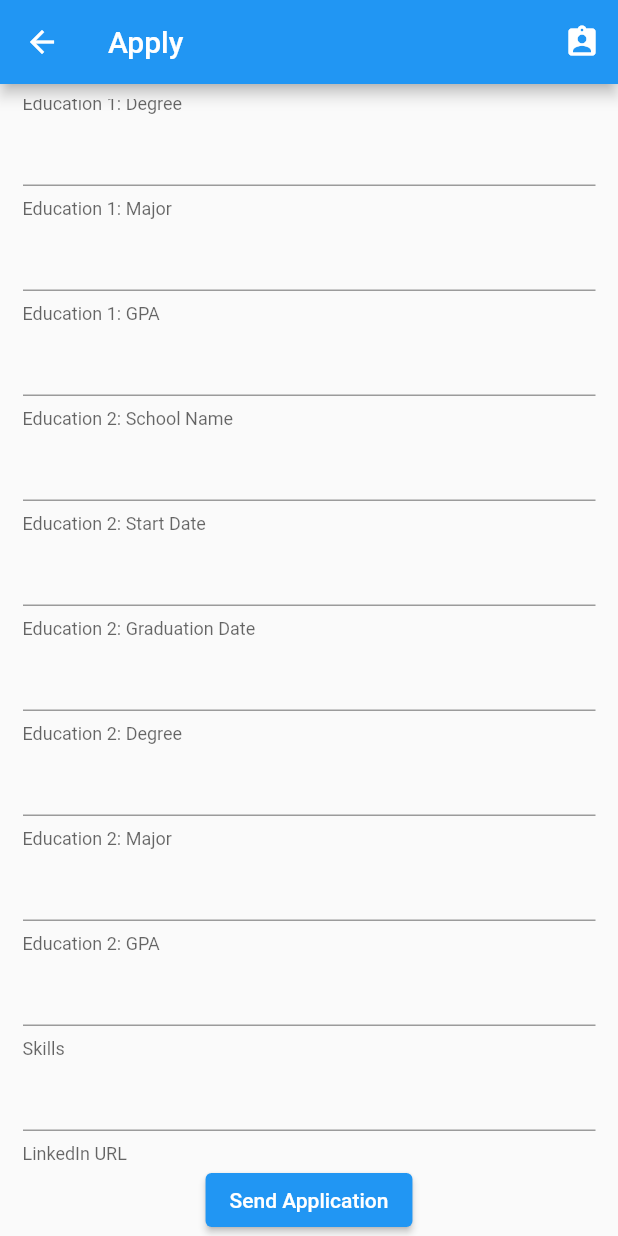
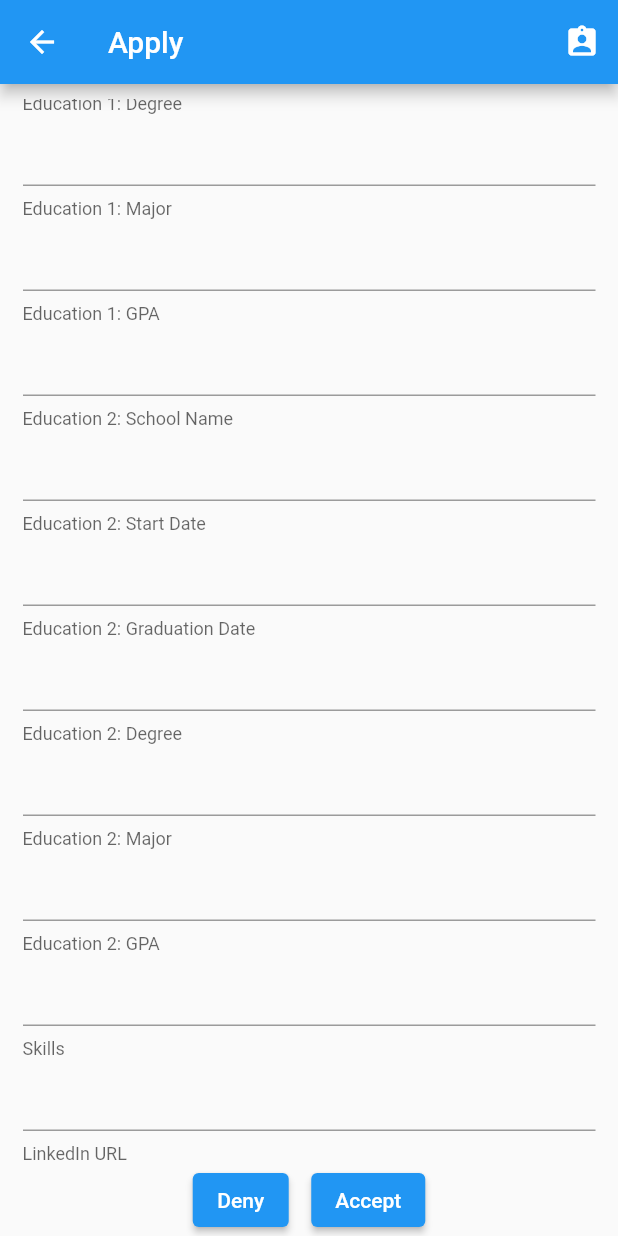
Before and after one commit to alexkobus/Boilermake-IX, a Flutter app: the ViewStudentApplication screen opened directly with empty values, scrolled down 1110 dp, on a phone screen of 412 x 824 dp. Run offline on Flutter 3.47's test engine with Material 2 defaults, Android fonts, the phone set to English and light mode, and no system bars; our stand-ins replace cloud_firestore, firebase_auth, firebase_core; missing offline and left inert: twilio_phone_verify; accounts and stored records are empty.

Commit message:
add accept / deny buttons to view_student_application.dart

```diff
--- a/lib/pages/prof_pages/view_student_application.dart
+++ b/lib/pages/prof_pages/view_student_application.dart
@@ -11,6 +11,18 @@ class ViewStudentApplication extends StatefulWidget {
 
 class _ViewStudentApplicationState extends State<ViewStudentApplication> {
   final ScrollController _scrollController = ScrollController();
+
+  void accept() {
+    //TODO: implement this with db
+
+    Navigator.pop(context);
+  }
+
+  void deny() {
+    //TODO: implement this with db
+
+    Navigator.pop(context);
+  }
 
   @override
   Widget build(BuildContext context) {
@@ -244,11 +256,27 @@ class _ViewStudentApplicationState extends State<ViewStudentApplication> {
                       ),
                     ),
 
-                    ElevatedButton(
-                      onPressed: () {
+                    Row(
+                      mainAxisAlignment: MainAxisAlignment.center,
+                      children: [
+                        ElevatedButton(
+                          onPressed: () {
+                            deny();
+                          },
+                          child: const Text('Deny'),
+                        ),
 
-                      },
-                      child: const Text('Send Application'),
+                        const SizedBox(
+                          width: 15,
+                        ),
+
+                        ElevatedButton(
+                          onPressed: () {
+                            accept();
+                          },
+                          child: const Text('Accept'),
+                        ),
+                      ],
                     ),
                   ],
                 ),)
```
